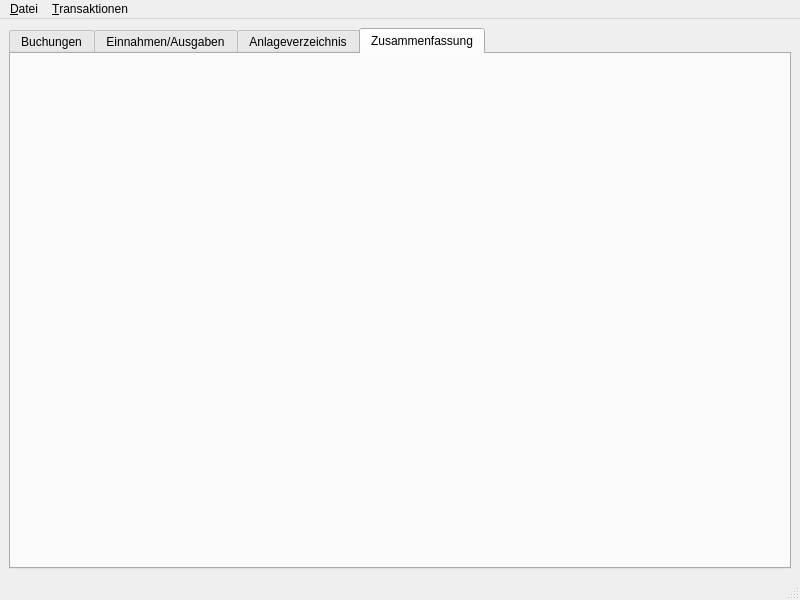
Old version of the form mainwindow.ui in the repository lippit/aussackler.
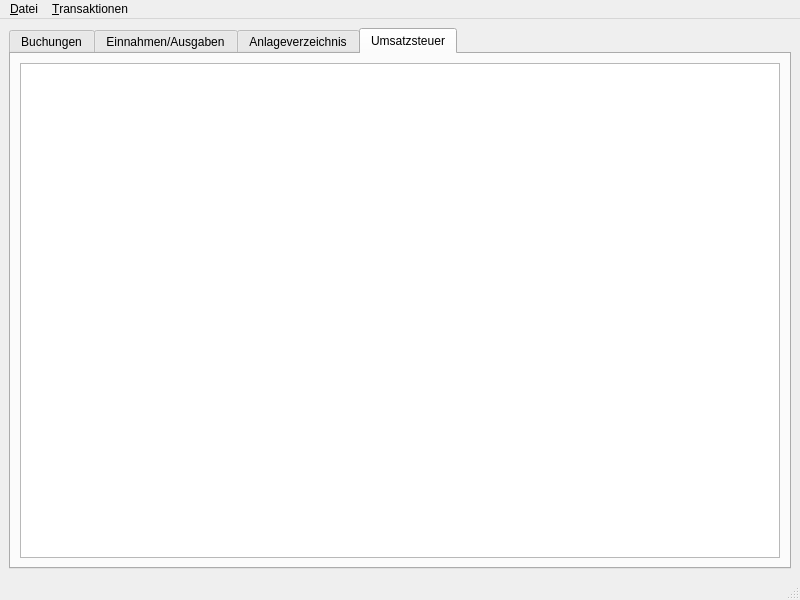
New version of the form. The open tabs and pages were chosen to show the change.

Patch:
```diff
--- a/mainwindow.ui
+++ b/mainwindow.ui
@@ -62,8 +62,20 @@
       </widget>
       <widget class="QWidget" name="tab_4">
        <attribute name="title">
-        <string>Zusammenfassung</string>
+        <string>Umsatzsteuer</string>
        </attribute>
+       <layout class="QHBoxLayout" name="horizontalLayout_2">
+        <item>
+         <widget class="QTextEdit" name="vat">
+          <property name="font">
+           <font>
+            <family>Monospace</family>
+            <pointsize>11</pointsize>
+           </font>
+          </property>
+         </widget>
+        </item>
+       </layout>
       </widget>
      </widget>
     </item>
```
Left out of the diff: 18 changed lines with no effect on the pictures.
